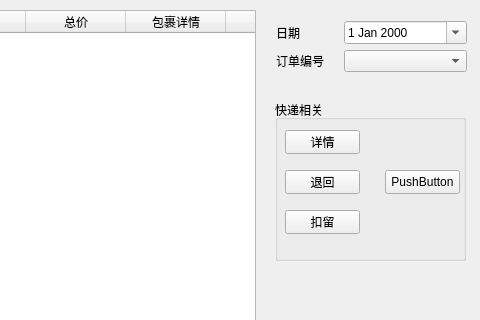
linchengyuan/db, file FrmSaleOrder.ui: the form before one commit; both pictures show x 495 to 975 and y 0 to 320 of the 975 by 558 pixel window.
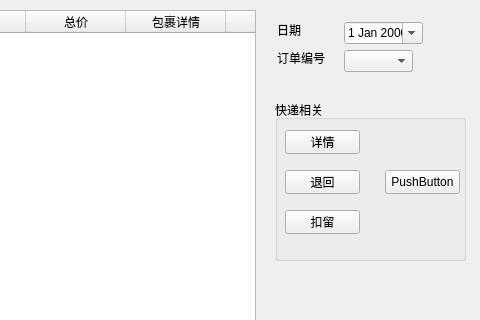
The form after the commit.

```diff
--- a/FrmSaleOrder.ui
+++ b/FrmSaleOrder.ui
@@ -144,18 +144,15 @@
     </property>
    </widget>
   </widget>
-  <widget class="QWidget" name="">
-   <property name="geometry">
-    <rect>
-     <x>771</x>
-     <y>21</y>
-     <width>191</width>
-     <height>52</height>
-    </rect>
-   </property>
-   <layout class="QGridLayout" name="gridLayout" columnstretch="1,2">
-    <item row="0" column="0">
      <widget class="QLabel" name="label">
+   <property name="geometry">
+    <rect>
+     <x>772</x>
+     <y>22</y>
+     <width>24</width>
+     <height>16</height>
+    </rect>
+   </property>
       <property name="font">
        <font>
         <pointsize>9</pointsize>
@@ -165,9 +162,25 @@
        <string>日期</string>
       </property>
      </widget>
-    </item>
-    <item row="0" column="1">
+  <widget class="QComboBox" name="comboBox">
+   <property name="geometry">
+    <rect>
+     <x>839</x>
+     <y>50</y>
+     <width>69</width>
+     <height>22</height>
+    </rect>
+   </property>
+  </widget>
      <widget class="QDateEdit" name="dateEdit">
+   <property name="geometry">
+    <rect>
+     <x>839</x>
+     <y>22</y>
+     <width>79</width>
+     <height>22</height>
+    </rect>
+   </property>
       <property name="font">
        <font>
         <pointsize>9</pointsize>
@@ -177,9 +190,15 @@
        <bool>true</bool>
       </property>
      </widget>
-    </item>
-    <item row="1" column="0">
      <widget class="QLabel" name="label_2">
+   <property name="geometry">
+    <rect>
+     <x>772</x>
+     <y>50</y>
+     <width>48</width>
+     <height>16</height>
+    </rect>
+   </property>
       <property name="font">
        <font>
         <pointsize>9</pointsize>
@@ -188,12 +207,6 @@
       <property name="text">
        <string>订单编号</string>
       </property>
-     </widget>
-    </item>
-    <item row="1" column="1">
-     <widget class="QComboBox" name="comboBox"/>
-    </item>
-   </layout>
   </widget>
  </widget>
  <resources/>
```
Lines whose indentation alone changed are shown as unchanged.
